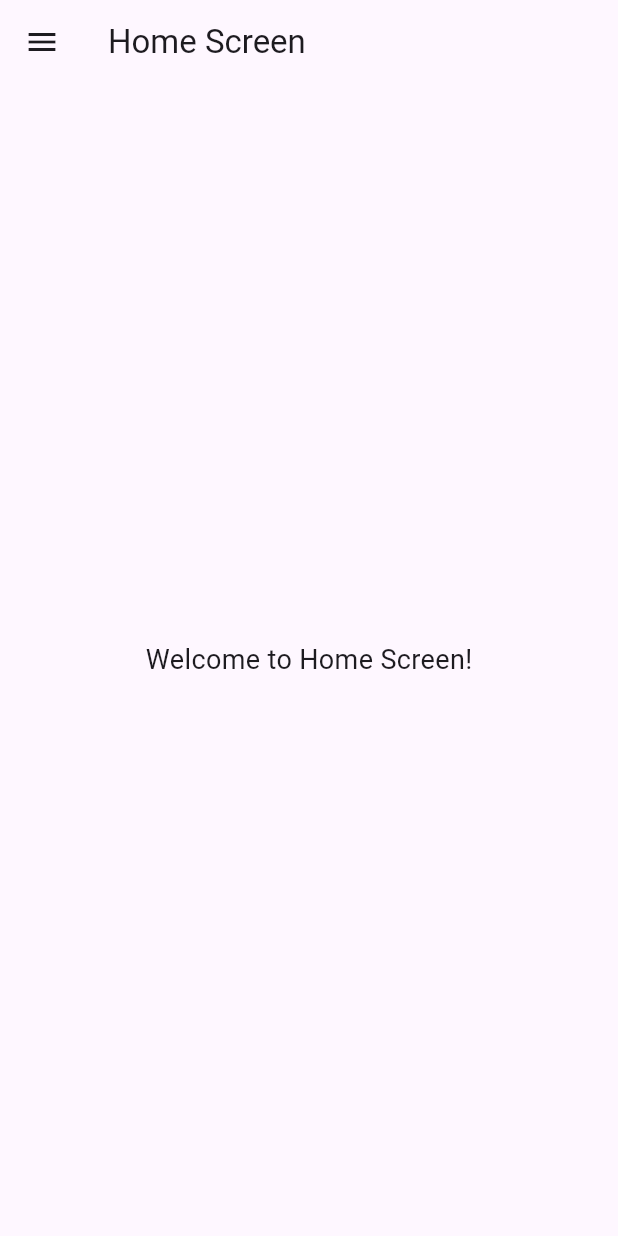
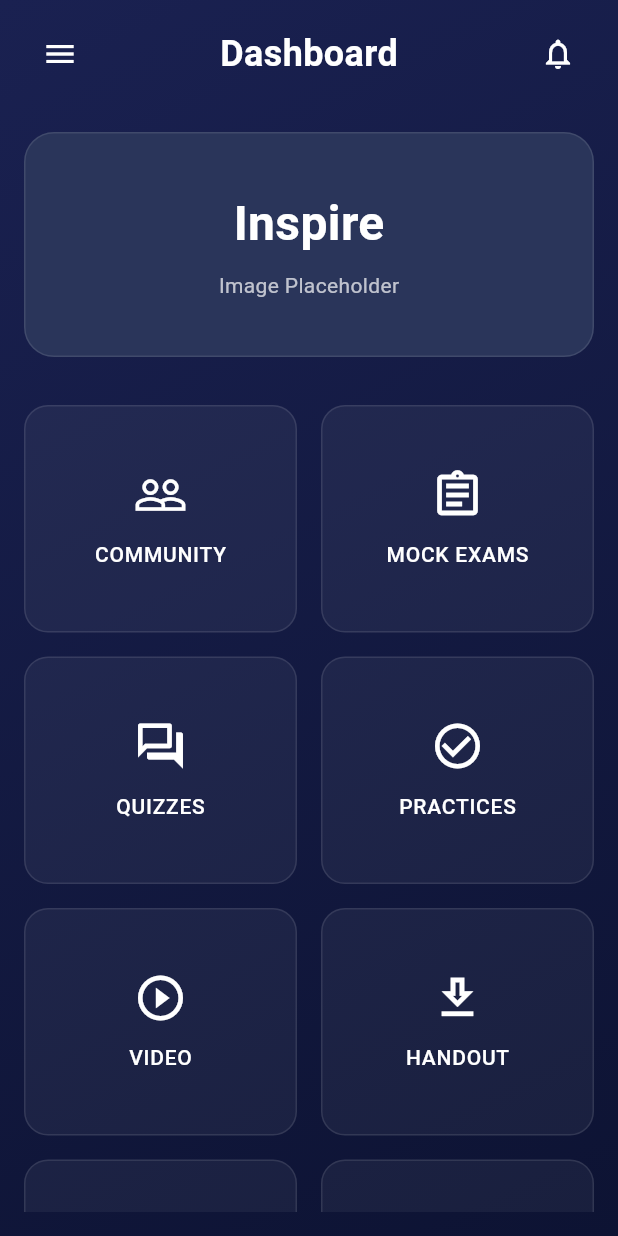
Before and after one commit to ay05386/InspireTrainingCenter, a Flutter app: the screen it shows after launch, on a phone screen of 412 x 824 dp. Run offline on Flutter 3.47's test engine with Material 3 defaults, Android fonts, the phone set to English and light mode, and no system bars; our stand-ins replace flutter_riverpod.

Commit message:
homescreen great but drawer not working

```diff
--- a/lib/screens/homescreen.dart
+++ b/lib/screens/homescreen.dart
@@ -7,6 +7,201 @@ class HomeScreen extends ConsumerWidget {
 
   @override
   Widget build(BuildContext context, WidgetRef ref) {
+    return Scaffold(
+      drawer: const MyDrawer(),
+      body: Container(
+        decoration: BoxDecoration(
+          gradient: LinearGradient(
+            begin: Alignment.topLeft,
+            end: Alignment.bottomRight,
+            colors: [
+              Color(0xFF1A2151), // Dark blue
+              Color(0xFF0D1333), // Darker blue
+            ],
+          ),
+        ),
+        child: SafeArea(
+          child: Column(
+            children: [
+              // App Bar
+              Padding(
+                padding: const EdgeInsets.symmetric(
+                    horizontal: 16.0, vertical: 12.0),
+                child: Row(
+                  children: [
+                    IconButton(
+                      icon: Icon(Icons.menu, color: Colors.white),
+                      onPressed: () {},
+                    ),
+                    Expanded(
+                      child: Center(
+                        child: Text(
+                          'Dashboard',
+                          style: TextStyle(
+                            color: Colors.white,
+                            fontSize: 24,
+                            fontWeight: FontWeight.bold,
+                          ),
+                        ),
+                      ),
+                    ),
+                    IconButton(
+                      icon: Icon(Icons.notifications_none, color: Colors.white),
+                      onPressed: () {},
+                    ),
+                  ],
+                ),
+              ),
+
+              // Inspire Image Placeholder
+              Padding(
+                padding: const EdgeInsets.all(16.0),
+                child: Container(
+                  height: 150,
+                  width: double.infinity,
+                  decoration: BoxDecoration(
+                    color: Color(0xFF2A355A),
+                    borderRadius: BorderRadius.circular(20),
+                    border: Border.all(
+                        color: Colors.white.withOpacity(0.1), width: 1),
+                  ),
+                  child: Center(
+                    child: Column(
+                      mainAxisAlignment: MainAxisAlignment.center,
+                      children: [
+                        Text(
+                          'Inspire',
+                          style: TextStyle(
+                            color: Colors.white,
+                            fontSize: 32,
+                            fontWeight: FontWeight.bold,
+                          ),
+                        ),
+                        SizedBox(height: 8),
+                        Text(
+                          'Image Placeholder',
+                          style: TextStyle(
+                            color: Colors.white.withOpacity(0.7),
+                            fontSize: 14,
+                          ),
+                        ),
+                      ],
+                    ),
+                  ),
+                ),
+              ),
+
+              // Grid of Feature Icons
+              Expanded(
+                child: Padding(
+                  padding: const EdgeInsets.all(16.0),
+                  child: GridView.count(
+                    crossAxisCount: 2,
+                    childAspectRatio: 1.2,
+                    crossAxisSpacing: 16,
+                    mainAxisSpacing: 16,
+                    children: [
+                      _buildFeatureCard(
+                        icon: Icons.people_outline,
+                        title: 'COMMUNITY',
+                        context: context,
+                      ),
+                      _buildFeatureCard(
+                        icon: Icons.assignment_outlined,
+                        title: 'MOCK EXAMS',
+                        context: context,
+                      ),
+                      _buildFeatureCard(
+                        icon: Icons.question_answer_outlined,
+                        title: 'QUIZZES',
+                        context: context,
+                      ),
+                      _buildFeatureCard(
+                        icon: Icons.check_circle_outline,
+                        title: 'PRACTICES',
+                        context: context,
+                      ),
+                      _buildFeatureCard(
+                        icon: Icons.play_circle_outline,
+                        title: 'VIDEO',
+                        context: context,
+                      ),
+                      _buildFeatureCard(
+                        icon: Icons.download_outlined,
+                        title: 'HANDOUT',
+                        context: context,
+                      ),
+                      _buildFeatureCard(
+                        icon: Icons.book_outlined,
+                        title: 'MANUAL',
+                        context: context,
+                      ),
+                      _buildFeatureCard(
+                        icon: Icons.insert_chart_outlined,
+                        title: 'PRESENTATION',
+                        context: context,
+                      ),
+                    ],
+                  ),
+                ),
+              ),
+            ],
+          ),
+        ),
+      ),
+    );
+  }
+
+  Widget _buildFeatureCard({
+    required IconData icon,
+    required String title,
+    required BuildContext context,
+  }) {
+    return Container(
+      decoration: BoxDecoration(
+        color: Colors.white.withOpacity(0.05),
+        borderRadius: BorderRadius.circular(16),
+        border: Border.all(color: Colors.white.withOpacity(0.1), width: 1),
+      ),
+      child: Column(
+        mainAxisAlignment: MainAxisAlignment.center,
+        children: [
+          Icon(
+            icon,
+            size: 36,
+            color: Colors.white,
+          ),
+          SizedBox(height: 12),
+          Text(
+            title,
+            style: TextStyle(
+              color: Colors.white,
+              fontSize: 14,
+              fontWeight: FontWeight.w500,
+              letterSpacing: 0.5,
+            ),
+          ),
+        ],
+      ),
+    );
+  }
+}
+
+
+
+
+
+
+
+
+
+
+
+
+
+/*
+
+
     return Scaffold(
       appBar: AppBar(
         title: const Text('Home Screen'),
@@ -18,6 +213,4 @@ class HomeScreen extends ConsumerWidget {
           style: TextStyle(fontSize: 18),
         ),
       ),
-    );
-  }
-}
+    );*/
```
